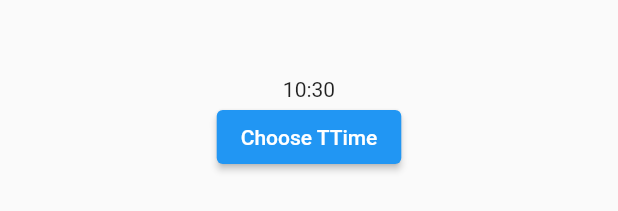
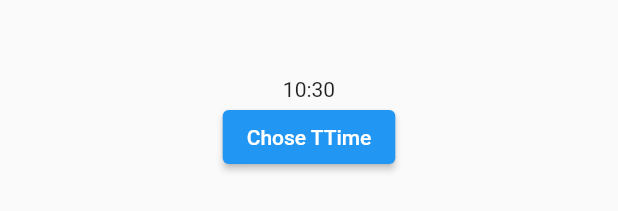
Before and after one commit to zalkary4/flutter_widgets_collections_02, a Flutter app: the TimePickerWidget01 widget shown alone on an empty page, opened directly, on a phone screen of 412 x 824 dp. Shown: the part 493-704 px from the top of the screen. Run offline on Flutter 3.47's test engine with Material 2 defaults, Android fonts, the phone set to English and light mode, and no system bars; network calls fail; key blocks and very long unbroken strings in the code were emptied for the run.

Commit message:
W time picker

```diff
--- a/lib/time_picker_widget01.dart
+++ b/lib/time_picker_widget01.dart
@@ -29,7 +29,7 @@ class _TimePickerWidget01State extends State<TimePickerWidget01> {
                 });
               }
             },
-            child: const Text('Choose TTime'),
+            child: const Text('Chose TTime'),
           )
         ],
       ),
```
